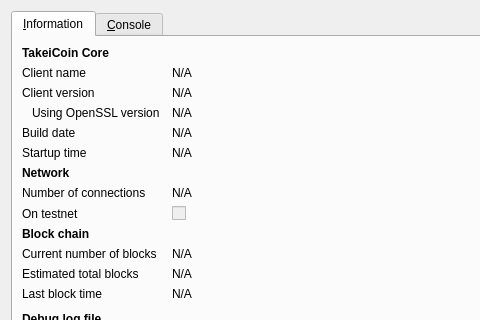
Old version of the form src/qt/forms/rpcconsole.ui in the repository takeicoin/takeicoin; both pictures show x 0 to 480 and y 0 to 320 of the 740 by 450 pixel window.
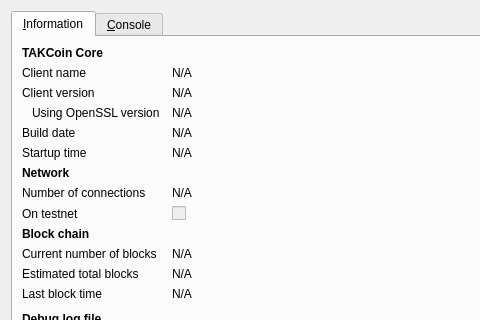
New version of the form. Icons and pictures are not drawn.

Diff of the .ui file:
```diff
--- a/src/qt/forms/rpcconsole.ui
+++ b/src/qt/forms/rpcconsole.ui
@@ -36,7 +36,7 @@
           </font>
          </property>
          <property name="text">
-          <string>TakeiCoin Core</string>
+          <string>TAKCoin Core</string>
          </property>
         </widget>
        </item>
```
Left out of the diff: 6 changed lines with no effect on the pictures.
